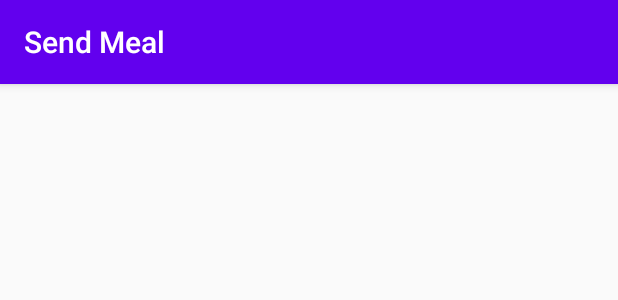
After one commit to GiovaniFerraroTrivelli/TP-ISI-DAM-2020, an Android app: the layout activity_home.xml on its own in the app's theme, with its tools: preview values and no code run, on a phone screen of 412 x 824 dp. The commit adds this screen. Shown: the top 300 px of the screen. Run offline under Robolectric (Android 15) with nearby library versions, the phone set to English and light mode, and no system bars.

Commit message:
Agregar toolbar e íconos
Configurar toolbar como actividad principal. Aregar íconos

```diff
--- a/app/build.gradle
+++ b/app/build.gradle
@@ -24,7 +24,7 @@ android {
 
 dependencies {
     implementation fileTree(dir: "libs", include: ["*.jar"])
-    implementation 'androidx.appcompat:appcompat:1.2.0'
+    implementation 'androidx.appcompat:appcompat:1.1.0'
     implementation 'androidx.constraintlayout:constraintlayout:2.0.1'
     testImplementation 'junit:junit:4.12'
     androidTestImplementation 'androidx.test.ext:junit:1.1.2'
--- a/app/src/main/AndroidManifest.xml
+++ b/app/src/main/AndroidManifest.xml
@@ -9,13 +9,15 @@
         android:roundIcon="@mipmap/ic_launcher_round"
         android:supportsRtl="true"
         android:theme="@style/AppTheme">
-        <activity android:name=".MainActivity">
+
+        <activity android:name=".HomeActivity">
             <intent-filter>
                 <action android:name="android.intent.action.MAIN" />
-
                 <category android:name="android.intent.category.LAUNCHER" />
             </intent-filter>
         </activity>
+
+        <activity android:name=".MainActivity"></activity>
     </application>
 
 </manifest>
--- /dev/null
+++ b/app/src/main/res/layout/activity_home.xml
@@ -0,0 +1,26 @@
+<?xml version="1.0" encoding="utf-8"?>
+<LinearLayout xmlns:android="http://schemas.android.com/apk/res/android"
+    xmlns:app="http://schemas.android.com/apk/res-auto"
+    xmlns:tools="http://schemas.android.com/tools"
+    android:layout_width="match_parent"
+    android:layout_height="match_parent"
+    tools:context=".HomeActivity">
+
+    <androidx.appcompat.widget.Toolbar
+        android:id="@+id/my_toolbar"
+        android:layout_width="match_parent"
+        android:layout_height="?attr/actionBarSize"
+        android:background="?attr/colorPrimary"
+        android:elevation="4dp"
+        android:theme="@style/ToolBarStyle"
+        app:popupTheme="@style/ThemeOverlay.AppCompat.Light"
+        app:title="@string/app_name">
+
+
+
+    </androidx.appcompat.widget.Toolbar>
+
+
+
+
+</LinearLayout>
--- a/app/src/main/res/values/strings.xml
+++ b/app/src/main/res/values/strings.xml
@@ -19,4 +19,6 @@
     <string name="credito_inicial">Crédito inicial</string>
     <string name="terminos_condiciones">Acepto los términos y condiciones</string>
     <string name="registrar">Registrar</string>
+    <string name="agregar">Crear Ítem</string>
+    <string name="lista">Lista de Items</string>
 </resources>
--- a/app/src/main/res/values/styles.xml
+++ b/app/src/main/res/values/styles.xml
@@ -1,10 +1,17 @@
 <resources>
     <!-- Base application theme. -->
-    <style name="AppTheme" parent="Theme.AppCompat.Light.DarkActionBar">
+    <style name="AppTheme" parent="Theme.AppCompat.Light.NoActionBar">
         <!-- Customize your theme here. -->
         <item name="colorPrimary">@color/colorPrimary</item>
         <item name="colorPrimaryDark">@color/colorPrimaryDark</item>
         <item name="colorAccent">@color/colorAccent</item>
     </style>
 
+    <!-- ToolBar -->
+    <style name="ToolBarStyle" parent="ThemeOverlay.AppCompat.ActionBar">
+        <item name="android:textColorPrimary">@android:color/white</item>
+        <item name="android:textColorSecondary">@android:color/white</item>
+        <item name="actionMenuTextColor">@android:color/white</item>
+    </style>
+
 </resources>
```
Also changed, not shown: app/src/main/java/isi/dam/sendmeal/HomeActivity.java (added, +22 -0 lines), app/src/main/res/drawable/add_white.xml (added, +9 -0 lines), app/src/main/res/drawable/list_white.xml (added, +9 -0 lines), app/src/main/res/drawable/person_white.xml (added, +9 -0 lines), app/src/main/res/menu/menu.xml (added, +25 -0 lines).
